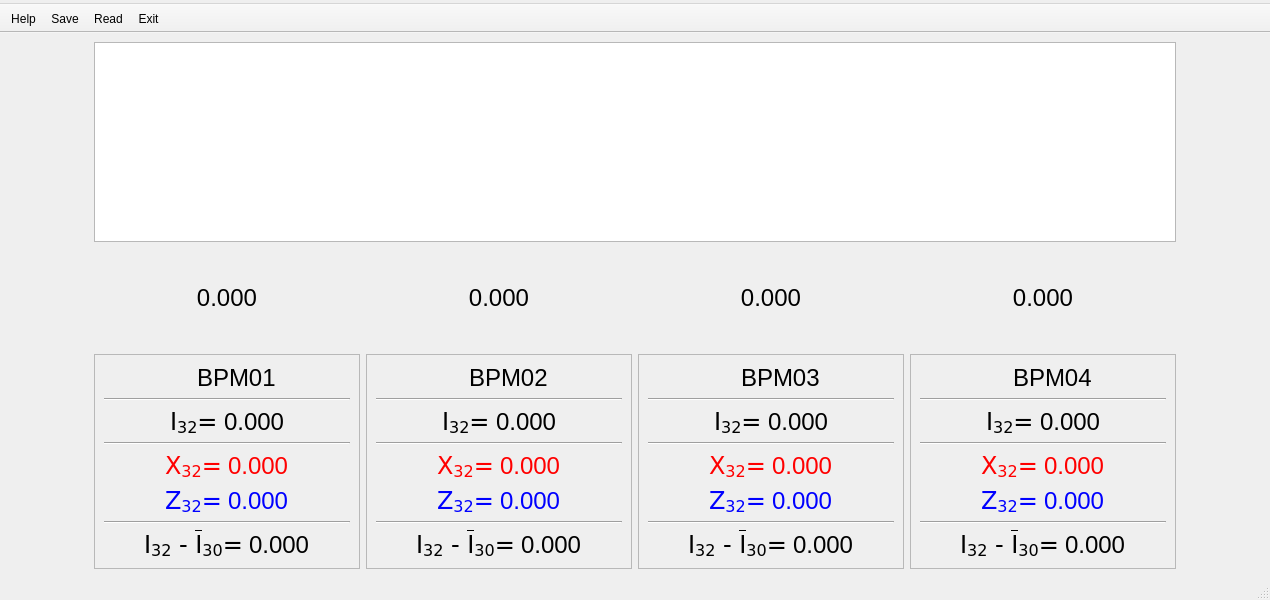
Qt form MainWindow_1.ui (Snake9889/CDV) before a commit.
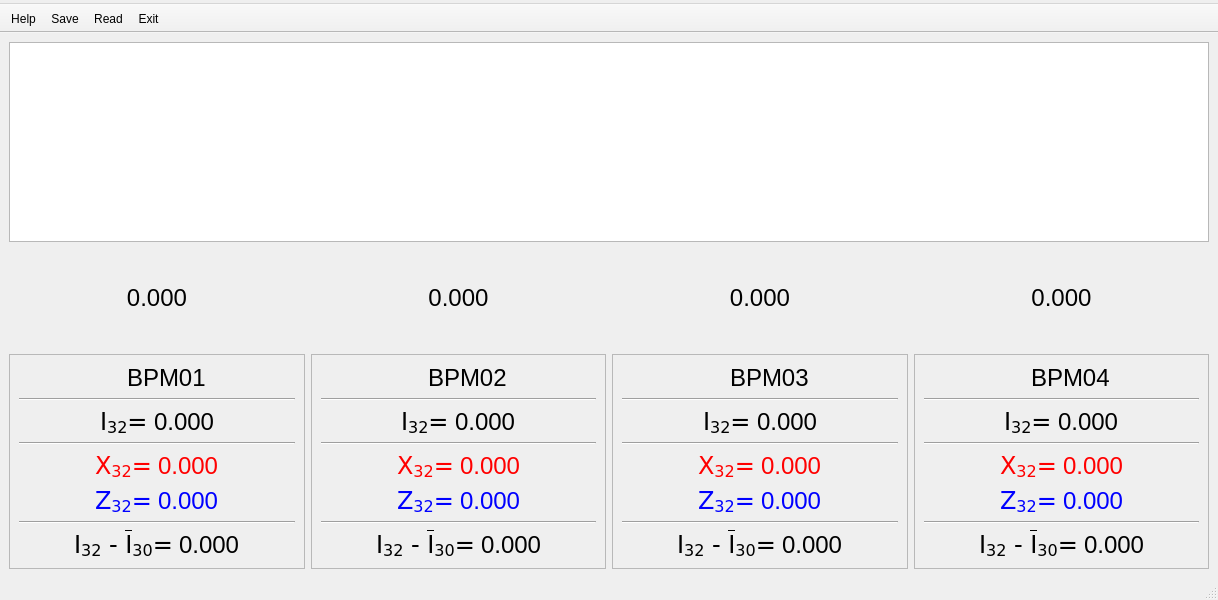
The same form after that commit. Custom widgets are drawn as their Qt base class.

What changed in the file:
```diff
--- a/MainWindow_1.ui
+++ b/MainWindow_1.ui
@@ -9,7 +9,7 @@
    <rect>
     <x>0</x>
     <y>0</y>
-    <width>1270</width>
+    <width>1218</width>
     <height>600</height>
    </rect>
   </property>
@@ -30,19 +30,6 @@
     </sizepolicy>
    </property>
    <layout class="QHBoxLayout" name="horizontalLayout_22">
-    <item>
-     <spacer name="horizontalSpacer_42">
-      <property name="orientation">
-       <enum>Qt::Horizontal</enum>
-      </property>
-      <property name="sizeHint" stdset="0">
-       <size>
-        <width>40</width>
-        <height>20</height>
-       </size>
-      </property>
-     </spacer>
-    </item>
     <item>
      <layout class="QVBoxLayout" name="verticalLayout">
       <item>
@@ -1903,19 +1890,6 @@
       </item>
      </layout>
     </item>
-    <item>
-     <spacer name="horizontalSpacer_41">
-      <property name="orientation">
-       <enum>Qt::Horizontal</enum>
-      </property>
-      <property name="sizeHint" stdset="0">
-       <size>
-        <width>40</width>
-        <height>20</height>
-       </size>
-      </property>
-     </spacer>
-    </item>
    </layout>
   </widget>
   <widget class="QMenuBar" name="menubar">
@@ -1923,7 +1897,7 @@
     <rect>
      <x>0</x>
      <y>0</y>
-     <width>1270</width>
+     <width>1218</width>
      <height>30</height>
     </rect>
    </property>
```
